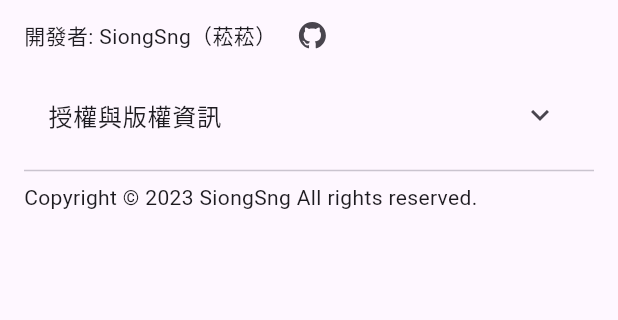
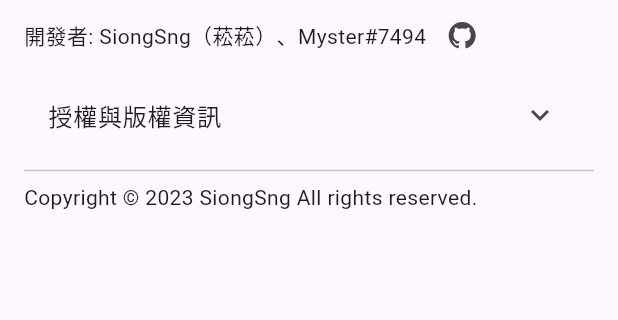
Before and after one commit to SiongSng/cap-countdown, a Flutter app: the AboutPage screen opened by its route, on a phone screen of 412 x 824 dp, the part 230-550 px from its top. Run offline on Flutter 3.47's test engine with Material 2 defaults, Android fonts, the phone set to English and light mode, and no system bars; our stand-ins replace audioplayers, flutter_colorpicker, flutter_markdown, flutter_spinkit, line_icons, lottie and 2 more; missing offline and left inert: dart:html, latext.

Commit message:
feat: add `Myster#7494` as developer

```diff
--- a/lib/src/pages/about_page.dart
+++ b/lib/src/pages/about_page.dart
@@ -30,7 +30,7 @@ class AboutPage extends StatelessWidget {
               Row(
                 children: [
                   const Text('開發者: '),
-                  const Text('SiongSng（菘菘）'),
+                  const Text('SiongSng（菘菘）、Myster#7494'),
                   IconButton(
                       onPressed: () {
                         launchUrlString(
```
